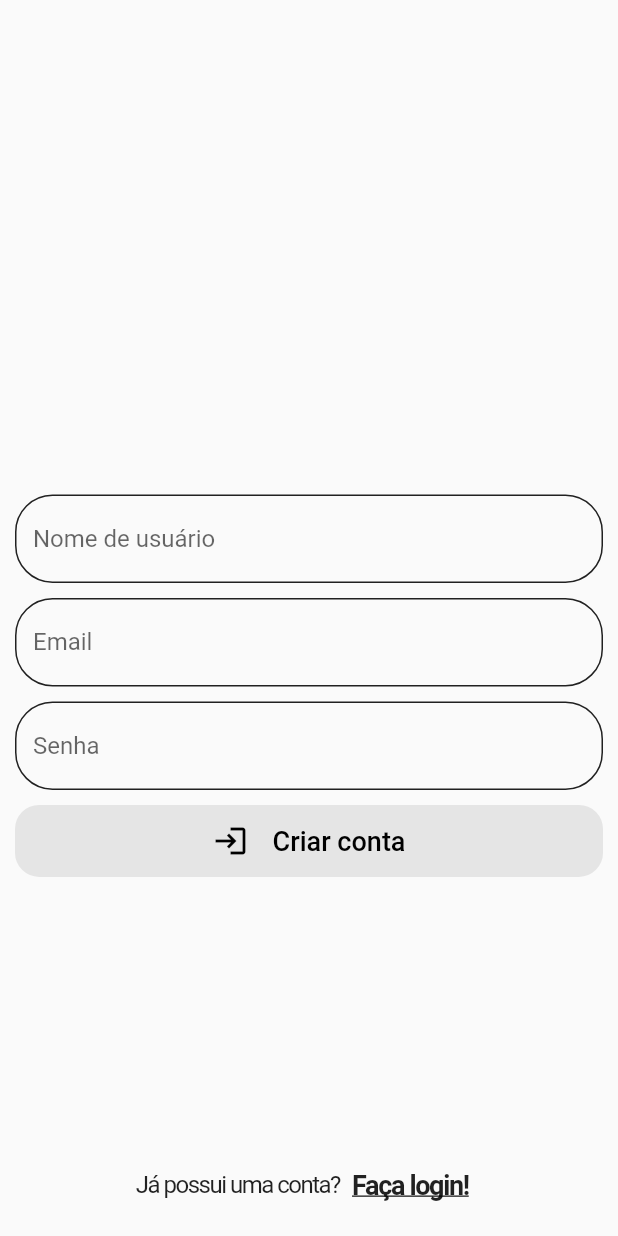
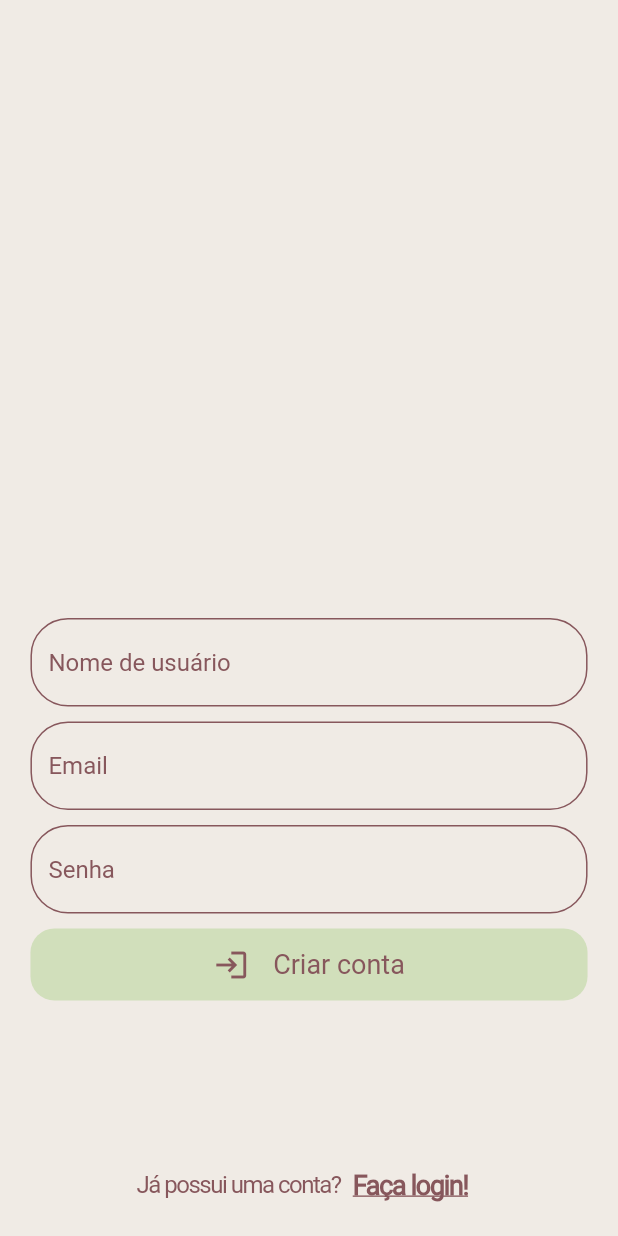
Before and after one commit to e-medeiros1/exclusive_diary, a Flutter app: the screen it shows after launch, after a tap on "Cadastre-se!", on a phone screen of 412 x 824 dp. Run offline on Flutter 3.47's test engine with Material 2 defaults, Android fonts, the phone set to English and light mode, and no system bars; our stand-ins replace cloud_firestore, firebase_auth, firebase_core, flutter_svg, get, google_sign_in; accounts and stored records are empty.

Commit message:
Add assets and change colorScheme

```diff
--- a/lib/app/core/components/custom_snackbar.dart
+++ /dev/null
@@ -1,15 +0,0 @@
-import 'package:flutter/material.dart';
-import 'package:get/get.dart';
-
-class CustomSnackbar extends GetxController{
-  SnackBar customSnackBar({required String content}) {
-    return SnackBar(
-      backgroundColor: Colors.white,
-      content: Text(
-        content,
-        style: const TextStyle(
-            color: Colors.black, letterSpacing: 0.5, fontSize: 18),
-      ),
-    );
-  }
-}
--- a/lib/app/core/components/line_separator.dart
+++ b/lib/app/core/components/line_separator.dart
@@ -12,18 +12,18 @@ class LineSeparator extends StatelessWidget {
         children: [
           Container(
             height: 1,
-            width: MediaQuery.of(context).size.width * .42,
+            width: MediaQuery.of(context).size.width * .38,
             color: Colors.grey[500],
           ),
           const SizedBox(height: 2),
           Text(
             '  ou  ',
             style: TextStyle(
-                color: Colors.grey[600], letterSpacing: -.5, fontSize: 16),
+                color: Colors.grey[500], letterSpacing: -.5, fontSize: 16),
           ),
           Container(
             height: 1,
-            width: MediaQuery.of(context).size.width * .42,
+            width: MediaQuery.of(context).size.width * .38,
             color: Colors.grey[500],
           ),
         ],
--- a/lib/app/core/theme/custom_theme.dart
+++ b/lib/app/core/theme/custom_theme.dart
@@ -2,13 +2,32 @@ import 'package:flutter/material.dart';
 
 ThemeData customTheme() {
   return ThemeData(
-      textTheme: const TextTheme(
-        headline1: TextStyle(
-          fontSize: 18,
-          color: Color(0xFF000000),
-        ),
+    primaryIconTheme: const IconThemeData(color: Color(0xFF87575C)),
+    brightness: Brightness.light,
+    iconTheme: const IconThemeData(color: Color(0xFF87575C)),
+    primaryColor: const Color(0xFF87575C),
+    appBarTheme: const AppBarTheme(
+      backgroundColor: Color(0xFFF0EBE5),
+      titleTextStyle: TextStyle(
+          fontSize: 18, color: Color(0xFF87575C), fontWeight: FontWeight.bold),
+      elevation: 0,
+      iconTheme: IconThemeData(color: Color(0xFF87575C)),
+    ),
+    fontFamily: 'Roboto-Regular',
+    colorScheme: ColorScheme.fromSwatch(
+      accentColor: const Color(0xFF87575C),
+    ),
+    textTheme: const TextTheme(
+      headline1: TextStyle(
+        fontSize: 18,
+        fontWeight: FontWeight.bold,
+        letterSpacing: -.9,
       ),
-      colorScheme: ColorScheme.fromSwatch(
-        accentColor: const Color(0xFF000000),
-      ));
+      headline6: TextStyle(
+        fontSize: 18,
+        fontStyle: FontStyle.normal,
+        letterSpacing: -.9,
+      ),
+    ),
+  );
 }
--- a/lib/app/exclusive_diary.dart
+++ b/lib/app/exclusive_diary.dart
@@ -11,7 +11,9 @@ class ExclusiveDiary extends StatelessWidget {
   Widget build(BuildContext context) {
     return GetMaterialApp(
       title: 'Exclusive Notes',
-      theme: customTheme(),
+      theme: customTheme().copyWith(
+        scaffoldBackgroundColor: const Color(0xFFF0EBE5),
+      ),
       debugShowCheckedModeBanner: false,
       home: const LoginScreen(),
     );
--- a/lib/app/pages/home/home_screen.dart
+++ b/lib/app/pages/home/home_screen.dart
@@ -16,13 +16,16 @@ class HomeScreen extends StatelessWidget {
         appBar: AppBar(
           title: const Text('Exclusive Diary'),
           centerTitle: true,
+          actions: [
+            GestureDetector(
+              onTap: () {
+                googleInstance.signOut(context: context);
+                emailInstance.signOut(context: context);
+              },
+              child: const Icon(Icons.logout_outlined),
+            ),
+          ],
         ),
-        body: Center(
-            child: ElevatedButton(
-                onPressed: () {
-                  googleInstance.signOut(context: context);
-                  emailInstance.signOut(context: context);
-                },
-                child: const Text('Sair'))));
+        body: Container());
   }
 }
--- a/lib/app/pages/login/email/email_login_screen.dart
+++ b/lib/app/pages/login/email/email_login_screen.dart
@@ -66,7 +66,7 @@ class _EmailLoginScreenState extends State<EmailLoginScreen> {
           Padding(
             padding: const EdgeInsets.symmetric(horizontal: 10),
             child: CustomElevatedButton(
-                icon: Icons.login,
+                image: const Icon(Icons.login, color: Color(0xFF87575C)),
                 text: 'Entrar',
                 onPressed: () {
                   if (_formkey.currentState!.validate()) {
--- a/lib/app/pages/login/email/widgets/custom_text_field.dart
+++ b/lib/app/pages/login/email/widgets/custom_text_field.dart
@@ -35,12 +35,13 @@ class _CustomTextFieldState extends State<CustomTextField> {
       child: TextFormField(
         controller: widget.textEditingController,
         keyboardType: TextInputType.emailAddress,
-        cursorColor: Colors.black54,
+        cursorColor: const Color(0xFF87575C),
         obscureText: widget.obscureText,
         decoration: InputDecoration(
           hintText: widget.hintText,
+          hintStyle: const TextStyle(color: Color(0xFF87575C)),
           enabledBorder: OutlineInputBorder(
-            borderSide: const BorderSide(color: Colors.black87, width: 1),
+            borderSide: const BorderSide(color: Color(0xFF87575C), width: 1),
             borderRadius: BorderRadius.circular(25.0),
           ),
           focusedErrorBorder: OutlineInputBorder(
@@ -55,7 +56,7 @@ class _CustomTextFieldState extends State<CustomTextField> {
             borderRadius: BorderRadius.circular(25.0),
           ),
           focusedBorder: OutlineInputBorder(
-            borderSide: const BorderSide(color: Colors.black87, width: 1.2),
+            borderSide: const BorderSide(color: Color(0xFF87575C), width: 1.2),
             borderRadius: BorderRadius.circular(25.0),
           ),
         ),
--- a/lib/app/pages/login/google/widgets/custom_elevatedbutton.dart
+++ b/lib/app/pages/login/google/widgets/custom_elevatedbutton.dart
@@ -2,15 +2,12 @@
 import 'package:flutter/material.dart';
 
 class CustomElevatedButton extends StatelessWidget {
-  final IconData? icon;
   final String text;
   final Function()? onPressed;
+  final Widget? image;
 
   const CustomElevatedButton(
-      {Key? key,
-      required this.icon,
-      required this.text,
-      required this.onPressed})
+      {Key? key, required this.text, required this.onPressed, this.image})
       : super(key: key);
 
   @override
@@ -21,7 +18,7 @@ class CustomElevatedButton extends StatelessWidget {
           const EdgeInsets.symmetric(vertical: 4),
         ),
         elevation: MaterialStateProperty.all(0),
-        backgroundColor: MaterialStateProperty.all(const Color(0xFFE5E5E5)),
+        backgroundColor: MaterialStateProperty.all(const Color(0xFFD1DFBB)),
         shape: MaterialStateProperty.all(
             RoundedRectangleBorder(borderRadius: BorderRadius.circular(16))),
       ),
@@ -31,13 +28,13 @@ class CustomElevatedButton extends StatelessWidget {
         children: [
           Padding(
             padding: const EdgeInsets.symmetric(vertical: 8),
-            child: Icon(icon, color: Colors.black, size: 24),
+            child: image,
           ),
           const SizedBox(width: 16),
           Padding(
             padding: const EdgeInsets.symmetric(vertical: 8),
             child: Text(text,
-                style: const TextStyle(color: Colors.black, fontSize: 18)),
+                style: const TextStyle(color: Color(0xFF87575C), fontSize: 18)),
           ),
         ],
       ),
--- a/lib/app/pages/login/login_screen.dart
+++ b/lib/app/pages/login/login_screen.dart
@@ -2,6 +2,7 @@ import 'package:exclusive_diary/app/core/components/line_separator.dart';
 import 'package:exclusive_diary/app/pages/login/email/email_login_screen.dart';
 import 'package:exclusive_diary/app/pages/login/register/register_screen.dart';
 import 'package:flutter/material.dart';
+import 'package:flutter_svg/svg.dart';
 import 'package:get/get.dart';
 
 import 'google/controller/login_with_google_controller.dart';
@@ -17,6 +18,8 @@ class LoginScreen extends StatefulWidget {
 class _LoginScreenState extends State<LoginScreen> {
   @override
   Widget build(BuildContext context) {
+    String assetName = 'assets/images/google-logo.svg';
+    final Widget svg = SvgPicture.asset(assetName, semanticsLabel: 'Acme Logo');
     final loginWithGoogleInstance = Get.put(LoginWithGoogleController());
     return GestureDetector(
       onTap: () => FocusManager.instance.primaryFocus?.unfocus(),
@@ -25,11 +28,12 @@ class _LoginScreenState extends State<LoginScreen> {
         child: Column(
           children: [
             SizedBox(
-              height: MediaQuery.of(context).size.height * .45,
+              height: MediaQuery.of(context).size.height * .5,
               width: MediaQuery.of(context).size.width,
             ),
             SizedBox(
-              height: MediaQuery.of(context).size.height * .55,
+              height: MediaQuery.of(context).size.height * .5,
+              width: MediaQuery.of(context).size.width * .95,
               child: Column(
                 mainAxisAlignment: MainAxisAlignment.center,
                 children: [
@@ -40,7 +44,7 @@ class _LoginScreenState extends State<LoginScreen> {
                     child: CustomElevatedButton(
                       onPressed: () => loginWithGoogleInstance.signInWithGoogle(
                           context: context),
-                      icon: Icons.facebook_outlined,
+                      image: svg,
                       text: 'Entre com Google',
                     ),
                   ),
@@ -52,12 +56,16 @@ class _LoginScreenState extends State<LoginScreen> {
                         children: [
                           const Text(
                             'Ainda não possui uma conta?',
-                            style: TextStyle(fontSize: 16, letterSpacing: -1),
+                            style: TextStyle(
+                              fontSize: 16,
+                              letterSpacing: -1,
+                              color: Color(0xFF87575C),
+                            ),
                           ),
                           TextButton(
                               style: ButtonStyle(
                                   overlayColor: MaterialStateProperty.all(
-                                      Colors.black12)),
+                                      const Color(0xFF87575C))),
                               onPressed: () {
                                 Get.to(() => const RegisterScreen());
                               },
@@ -68,7 +76,7 @@ class _LoginScreenState extends State<LoginScreen> {
                                   letterSpacing: -.9,
                                   fontWeight: FontWeight.bold,
                                   decoration: TextDecoration.underline,
-                                  color: Colors.black87,
+                                  color: Color(0xFF87575C),
                                 ),
                               )),
                         ]),
--- a/lib/app/pages/login/register/register_screen.dart
+++ b/lib/app/pages/login/register/register_screen.dart
@@ -35,11 +35,12 @@ class _RegisterScreenState extends State<RegisterScreen> {
             mainAxisAlignment: MainAxisAlignment.center,
             children: [
               SizedBox(
-                height: MediaQuery.of(context).size.height * .4,
+                height: MediaQuery.of(context).size.height * .5,
                 width: MediaQuery.of(context).size.width,
               ),
               SizedBox(
-                height: MediaQuery.of(context).size.height * .6,
+                height: MediaQuery.of(context).size.height * .5,
+                width: MediaQuery.of(context).size.width * .95,
                 child: Column(
                   children: [
                     CustomTextField.email(
@@ -84,7 +85,8 @@ class _RegisterScreenState extends State<RegisterScreen> {
                     Padding(
                       padding: const EdgeInsets.symmetric(horizontal: 10),
                       child: CustomElevatedButton(
-                          icon: Icons.login,
+                          image:
+                              const Icon(Icons.login, color: Color(0xFF87575C)),
                           text: 'Criar conta',
                           onPressed: () {
                             if (_formkey.currentState!.validate()) {
@@ -104,12 +106,15 @@ class _RegisterScreenState extends State<RegisterScreen> {
                           children: [
                             const Text(
                               'Já possui uma conta?',
-                              style: TextStyle(fontSize: 16, letterSpacing: -1),
+                              style: TextStyle(
+                                  fontSize: 16,
+                                  letterSpacing: -1,
+                                  color: Color(0xFF87575C)),
                             ),
                             TextButton(
                                 style: ButtonStyle(
                                     overlayColor: MaterialStateProperty.all(
-                                        Colors.black12)),
+                                        const Color(0xFF87575C))),
                                 onPressed: () =>
                                     Get.to(() => const LoginScreen()),
                                 child: const Text(
@@ -119,7 +124,7 @@ class _RegisterScreenState extends State<RegisterScreen> {
                                     letterSpacing: -.9,
                                     fontWeight: FontWeight.bold,
                                     decoration: TextDecoration.underline,
-                                    color: Colors.black87,
+                                    color: Color(0xFF87575C),
                                   ),
                                 )),
                           ]),
```
Also changed, not shown: pubspec.yaml (+7 -6 lines), assets/fonts/Roboto-Regular.ttf (added), assets/images/google-logo.svg (added), pubspec.lock.
